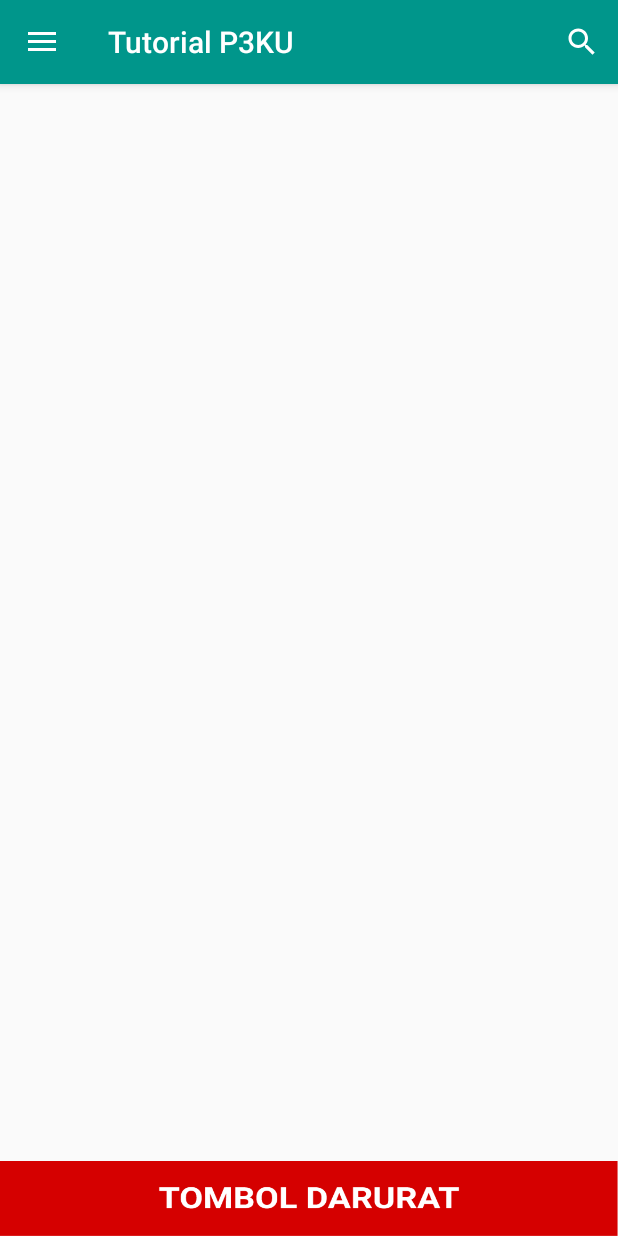
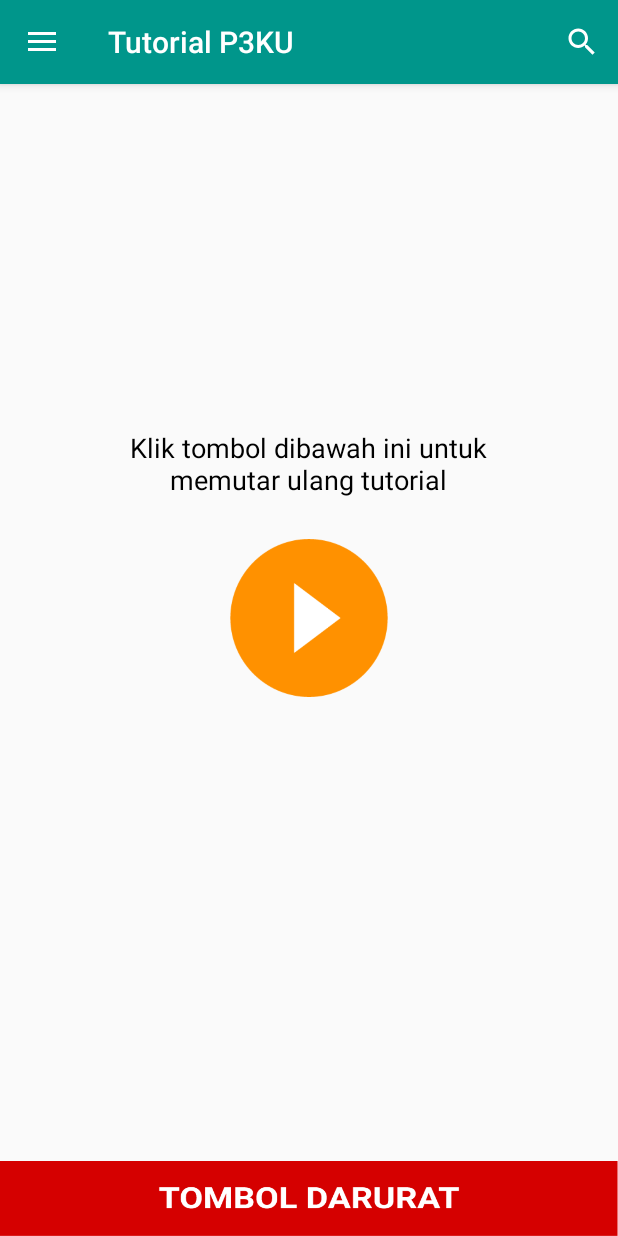
Before and after one commit to Vallenteer/hci_uas, an Android app: the screen it shows after launch (MainActivity), in the side drawer, after a tap on "Tutorial P3KU", on a phone screen of 412 x 824 dp. Run offline under Robolectric (Android 15) with nearby library versions, the light colour scheme and no system bars.

Commit message:
tutorial beres
tinggal yang page utamanya aja belom,, sisana beres wkak

```diff
--- a/app/src/main/AndroidManifest.xml
+++ b/app/src/main/AndroidManifest.xml
@@ -25,7 +25,11 @@
         <activity android:name=".tombol_darurat_page" />
         <activity android:name=".tp_dahu_page" />
         <activity android:name=".tp_lihat_dengar_page" />
-        <activity android:name=".tp_resutasi_page"></activity>
+        <activity android:name=".tp_resutasi_page" />
+        <activity android:name=".tutorial_page_1" />
+        <activity android:name=".tutorial_page_2" />
+        <activity android:name=".tutorial_page_3" />
+        <activity android:name=".tutorial_page_4"></activity>
     </application>
 
 </manifest>
--- a/app/src/main/java/com/debug/navdraw/MainActivity.java
+++ b/app/src/main/java/com/debug/navdraw/MainActivity.java
@@ -168,4 +168,10 @@ public class MainActivity extends AppCompatActivity
         startActivity(intent);
 
     }
+    public void play_tutorial_open(View view) {
+
+        Intent intent = new Intent(MainActivity.this, tutorial_page_1.class);
+        startActivity(intent);
+
+    }
 }
--- a/app/src/main/res/layout/tutorial_fragment.xml
+++ b/app/src/main/res/layout/tutorial_fragment.xml
@@ -1,6 +1,26 @@
 <?xml version="1.0" encoding="utf-8"?>
-<LinearLayout xmlns:android="http://schemas.android.com/apk/res/android"
+<RelativeLayout xmlns:android="http://schemas.android.com/apk/res/android"
     android:orientation="vertical" android:layout_width="match_parent"
     android:layout_height="match_parent">
+    <TextView
+        android:layout_width="250dp"
+        android:layout_height="100dp"
+        android:id="@+id/airway1text"
+        android:text="Klik tombol dibawah ini untuk memutar ulang tutorial"
+        android:textSize="18sp"
+        android:gravity="center_vertical|center|center_horizontal"
+        android:layout_gravity="center"
+        android:textColor="#000000"
+        android:layout_above="@+id/play_tutorial"
+        android:layout_centerHorizontal="true" />
+    <Button
+        android:id="@+id/play_tutorial"
+        android:layout_width="105dp"
+        android:layout_height="105dp"
+        android:layout_gravity="left"
+        android:background="@drawable/play_tutorial"
+        android:layout_centerVertical="true"
+        android:layout_centerHorizontal="true"
+        android:onClick="play_tutorial_open" />
 
-</LinearLayout>
+</RelativeLayout>
--- a/app/src/main/res/values/colors.xml
+++ b/app/src/main/res/values/colors.xml
@@ -1,6 +1,6 @@
 <?xml version="1.0" encoding="utf-8"?>
 <resources>
-    <color name="colorPrimary">#00968B</color>
+    <color name="colorPrimary">#00968b</color>
     <color name="colorPrimaryDark">#00796B</color>
     <color name="colorAccent">#B2DFDB</color>
 </resources>
```
Also changed, not shown: app/src/main/java/com/debug/navdraw/tutorial_page_1.java (added, +23 -0 lines), app/src/main/java/com/debug/navdraw/tutorial_page_2.java (added, +23 -0 lines), app/src/main/java/com/debug/navdraw/tutorial_page_3.java (added, +23 -0 lines), app/src/main/java/com/debug/navdraw/tutorial_page_4.java (added, +22 -0 lines), app/src/main/res/layout/activity_tutorial_page_1.xml (added, +27 -0 lines), app/src/main/res/layout/activity_tutorial_page_2.xml (added, +26 -0 lines), app/src/main/res/layout/activity_tutorial_page_3.xml (added, +28 -0 lines), app/src/main/res/layout/activity_tutorial_page_4.xml (added, +26 -0 lines).
